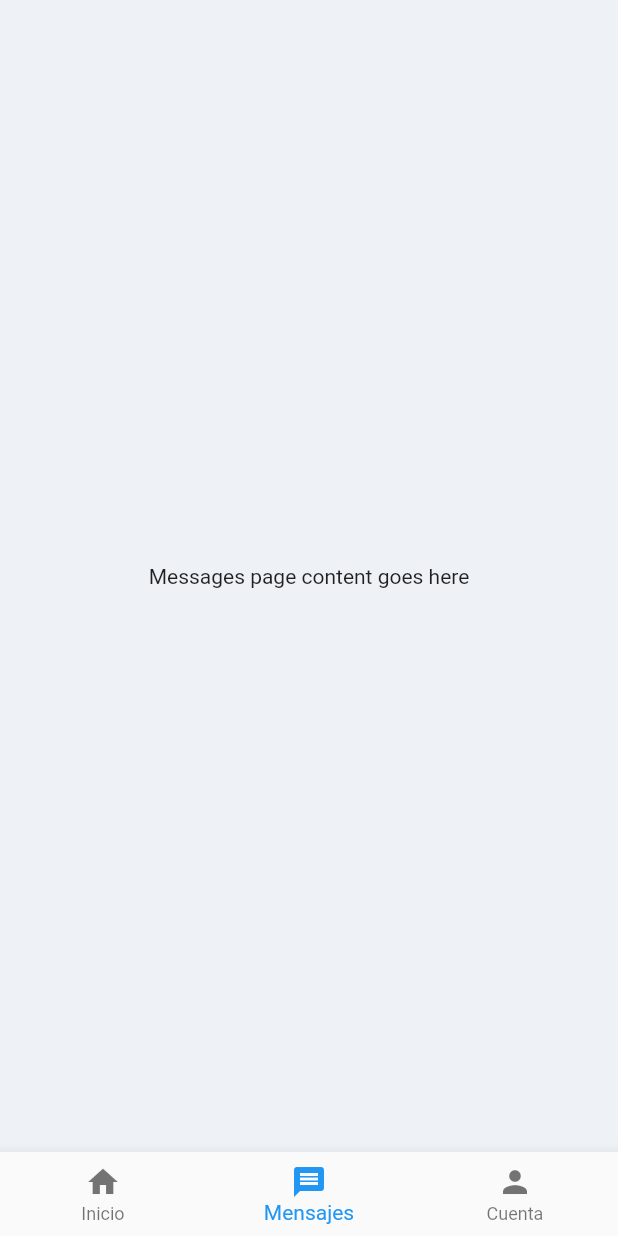
After one commit to imdevdaniel/trabajitos-frontend, a Flutter app: the MainPage screen opened directly, item 2 of the bottom bar chosen, on a phone screen of 412 x 824 dp. The commit adds this screen. Run offline on Flutter 3.47's test engine with Material 2 defaults, Android fonts, the phone set to English and light mode, and no system bars.

Commit message:
Adds functionality to BottomNavigationBar, adds root pages for messages and profile

```diff
--- /dev/null
+++ b/lib/src/pages/main_page.dart
@@ -0,0 +1,77 @@
+import 'package:flutter/material.dart';
+
+import 'package:trabajitos_frontend/src/pages/home_page.dart';
+import 'package:trabajitos_frontend/src/pages/messages_page.dart';
+import 'package:trabajitos_frontend/src/pages/profile_page.dart';
+
+
+class MainPage extends StatefulWidget {
+
+  @override
+  _MainPageState createState() => _MainPageState();
+
+}
+
+class _MainPageState extends State<MainPage> {
+
+  // Indice de navegación para el BottomNavigationBar
+  int _activeNavIndex = 0;
+
+  @override
+  Widget build(BuildContext context) {
+    return Scaffold(
+      backgroundColor: Theme.of(context).backgroundColor,
+      bottomNavigationBar: this._bottomNavigationBar(),
+      body: this._setActivePage(this._activeNavIndex),
+    );
+  }
+
+  Widget _bottomNavigationBar() {
+
+    return BottomNavigationBar(
+      currentIndex: this._activeNavIndex,
+      onTap: (index) {
+        setState(() {
+          this._activeNavIndex = index;
+        });
+      },
+      items: <BottomNavigationBarItem>[
+        BottomNavigationBarItem(
+          icon: Icon(Icons.home),
+          title: Text('Inicio'),
+          activeIcon: Icon(Icons.home)
+        ),
+        BottomNavigationBarItem(
+          icon: Icon(Icons.message),
+          title: Text('Mensajes'),
+          activeIcon: Icon(Icons.message)
+        ),
+        BottomNavigationBarItem(
+          icon: Icon(Icons.person),
+          title: Text('Cuenta'),
+          activeIcon: Icon(Icons.person),
+        ),
+      ],
+    );
+
+  }
+
+  Widget _setActivePage(int pageIndex) {
+
+    switch (pageIndex) {
+      case 0:
+        return HomePage();
+        break;
+      case 1:
+        return MessagesPage();
+        break;
+      case 2:
+        return ProfilePage();
+        break;
+      default:
+        return HomePage();
+    }
+
+  }
+
+}
--- /dev/null
+++ b/lib/src/pages/messages_page.dart
@@ -0,0 +1,20 @@
+import 'package:flutter/material.dart';
+
+
+class MessagesPage extends StatefulWidget {
+
+  @override
+  _MessagesPageState createState() => _MessagesPageState();
+
+}
+
+class _MessagesPageState extends State<MessagesPage> {
+
+  @override
+  Widget build(BuildContext context) {
+    return Center(
+      child: Text('Messages page content goes here'),
+    );
+  }
+
+}
```
Also changed, not shown: lib/src/pages/home_page.dart (+3 -30 lines), lib/src/pages/profile_page.dart (added, +20 -0 lines).
